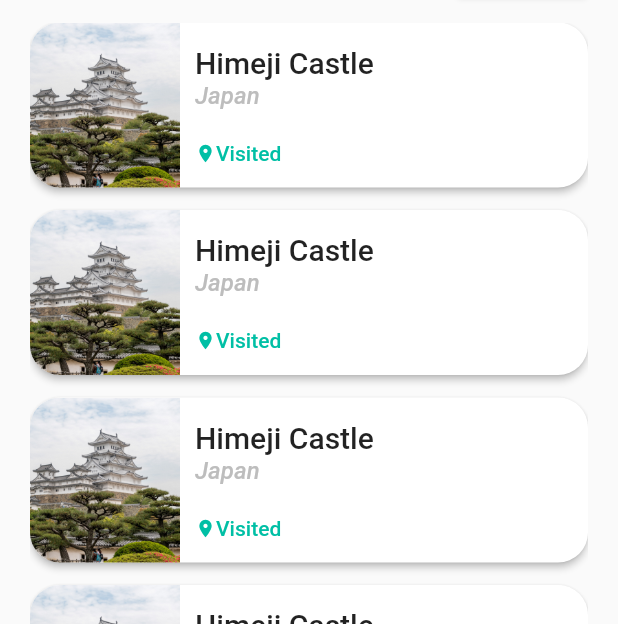
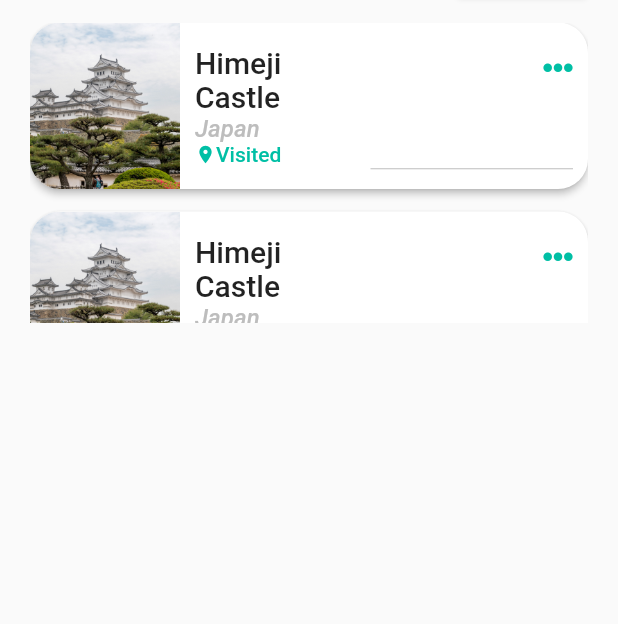
Before and after one commit to SHARVAI101/Eventyr-Smart-Travel-Bucket-List, a Flutter app: the CountryPage screen opened directly, on a phone screen of 412 x 824 dp, the part 612-1236 px from its top. Run offline on Flutter 3.47's test engine with Material 2 defaults, Android fonts, the phone set to English and light mode, and no system bars; our stand-ins replace flutter_map, font_awesome_flutter, google_fonts, latlong, lite_rolling_switch; missing offline and left inert: alphabet_list_scroll_view, flappy_search_bar.

Commit message:
DropDown Error

```diff
--- a/lib/countrypage.dart
+++ b/lib/countrypage.dart
@@ -2,6 +2,7 @@ import 'package:flutter/cupertino.dart';
 import 'package:flutter/foundation.dart';
 import 'package:flutter/material.dart';
 import 'package:flutter/services.dart';
+import 'package:font_awesome_flutter/font_awesome_flutter.dart';
 import 'package:http/http.dart' as http;
 import 'dart:convert';
 
@@ -11,6 +12,7 @@ class CountryPage extends StatefulWidget {
 }
 
 class _CountryPageState extends State<CountryPage> {
+  int _value = 1;
   @override
   /*void initState() {
     super.initState();
@@ -111,7 +113,7 @@ class _CountryPageState extends State<CountryPage> {
               ),
               SizedBox(height: 15,),
               Container(
-                height: 600,
+                height: 200,
                 child: ListView.builder(
                   padding: EdgeInsets.all(0),
                   scrollDirection: Axis.vertical,
@@ -122,7 +124,7 @@ class _CountryPageState extends State<CountryPage> {
                     return Column(
                       children: [
                         SizedBox(
-                          height: 110,
+                          height: 111,
                           width: double.infinity,
                           child: RaisedButton(
                             padding: EdgeInsets.all(0),
@@ -132,6 +134,7 @@ class _CountryPageState extends State<CountryPage> {
                                 borderRadius: new BorderRadius.circular(20)
                             ),
                             child: Row(
+//                              crossAxisAlignment: CrossAxisAlignment.start,
                               children: [
                                 ClipRRect(
                                   borderRadius: BorderRadius.only(topLeft: Radius.circular(20), bottomLeft: Radius.circular(20),),
@@ -145,8 +148,9 @@ class _CountryPageState extends State<CountryPage> {
                                 Expanded(
                                   child: Padding(
                                     padding: const EdgeInsets.fromLTRB(10,15,10,15),
+//                                    padding: const EdgeInsets.fromLTRB(0,0,0,0),
                                     child: Column(
-                                      mainAxisAlignment: MainAxisAlignment.spaceBetween,
+                                      mainAxisAlignment: MainAxisAlignment.spaceEvenly,
                                       children: [
                                         Column(
                                           children: [
@@ -159,7 +163,7 @@ class _CountryPageState extends State<CountryPage> {
                                                 ),
                                               ),
                                             ),
-                                            SizedBox(height: 1,),
+                                            SizedBox(width: 10),
                                             Align(
                                               alignment: Alignment.bottomLeft,
                                               child: Text(
@@ -173,7 +177,6 @@ class _CountryPageState extends State<CountryPage> {
                                             ),
                                           ],
                                         ),
-
                                         //SizedBox(height: 15,),
                                         Align(
                                           alignment: Alignment.bottomLeft,
@@ -197,7 +200,91 @@ class _CountryPageState extends State<CountryPage> {
                                       ],
                                     ),
                                   ),
-                                )
+                                ),
+                                Container(
+                                  width:145,
+                                  height:100,
+                                  child: Padding(
+                                    padding: const EdgeInsets.only(right: 10.0),
+                                    child: DropdownButton(
+                                        isExpanded: true,
+                                      icon: Icon(
+                                        FontAwesomeIcons.ellipsisH,
+                                        color: Colors.tealAccent[700],
+                                        ),
+                                        iconSize: 20,
+                                        style: TextStyle(color: Colors.deepPurple),
+
+                                      items: [
+                                        DropdownMenuItem(
+                                          child: Row(
+                                            children: <Widget>[
+                                              Icon(
+                                                Icons.check_box,
+                                                size: 20,
+                                                color: Colors.tealAccent[700],
+                                              ),
+                                              SizedBox(width: 8),
+                                              Text(
+                                                  "Visited",
+                                                style: TextStyle(
+                                                  color: Colors.grey,
+                                                  fontSize: 15,
+                                                ),
+                                              ),
+                                            ],
+                                          ),
+                                          value: 1,
+                                        ),
+                                        DropdownMenuItem(
+                                          child: Row(
+                                            children: <Widget>[
+                                              Icon(
+                                                Icons.pin_drop,
+                                                size: 20,
+                                                color: Colors.tealAccent[700],
+                                              ),
+                                              SizedBox(width: 8),
+                                              Text(
+                                                "Open in Map",
+                                                style: TextStyle(
+                                                  color: Colors.grey,
+                                                  fontSize: 15,
+                                                ),
+                                              ),
+                                            ],
+                                          ),
+                                          value: 2,
+                                        ),
+                                        DropdownMenuItem(
+                                          child: Row(
+                                            children: <Widget>[
+                                              Icon(
+                                                Icons.delete,
+                                                size: 20,
+                                                color: Colors.tealAccent[700],
+                                              ),
+                                              SizedBox(width: 8),
+                                              Text(
+                                                "Delete",
+                                                style: TextStyle(
+                                                  color: Colors.grey,
+                                                  fontSize: 15,
+                                                ),
+                                              ),
+                                            ],
+                                          ),
+                                          value: 3,
+                                        ),
+                                      ],
+                                      onChanged: (value) {
+                                        setState(() {
+                                          _value = value;
+                                        });
+                                      }
+                                    ),
+                                  ),
+                                ),
                               ],
                             ),
                           ),
```
